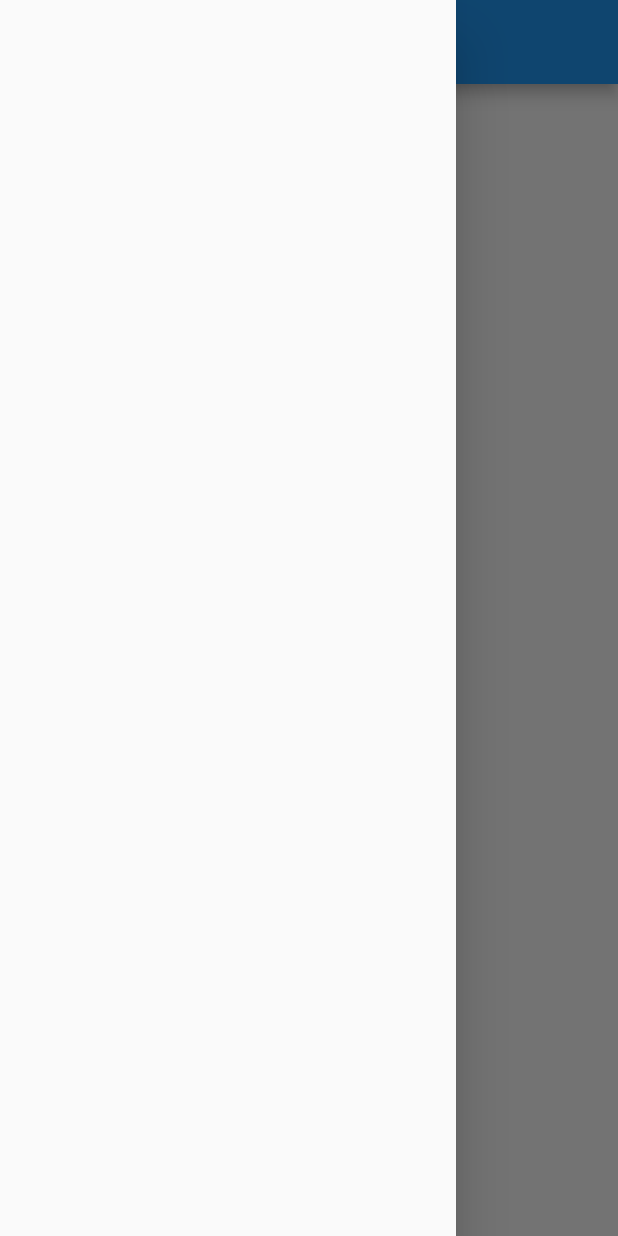
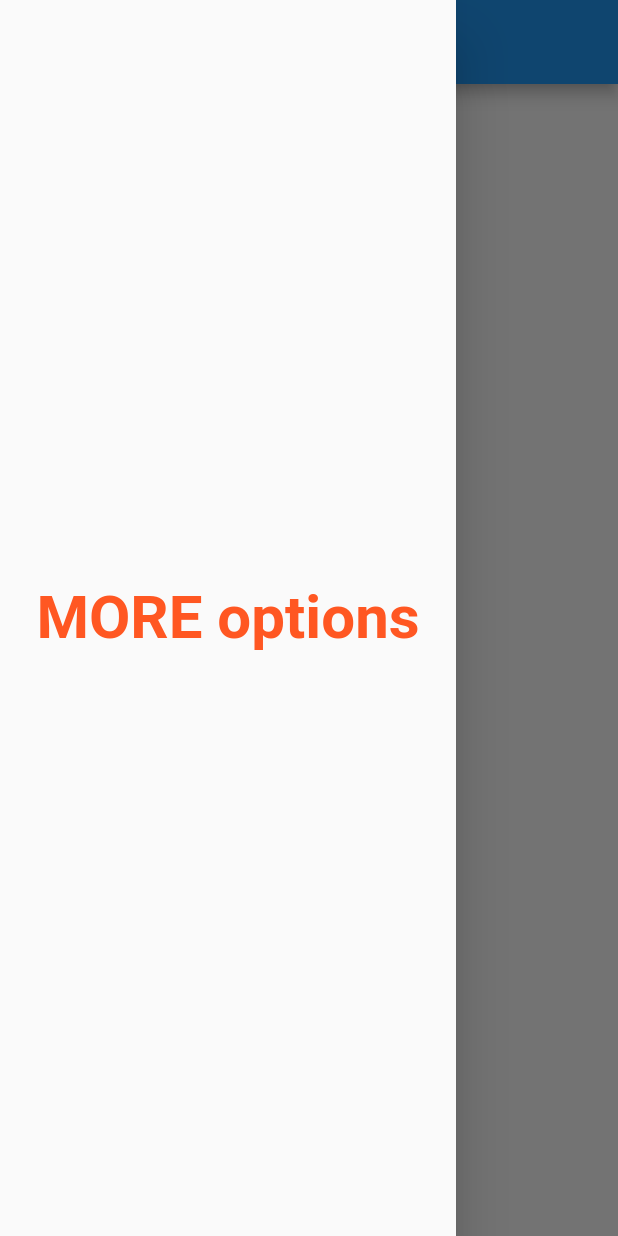
Before and after one commit to Sageyuva/1stflutterrepo, a Flutter app: the homepage screen opened directly, with the side drawer open, on a phone screen of 412 x 824 dp. Run offline on Flutter 3.47's test engine with Material 2 defaults, Android fonts, the phone set to English and light mode, and no system bars; our stand-ins replace matcher; missing offline and left inert: dart:ffi.

Commit message:
day 4 complete

```diff
--- a/lib/home.dart
+++ b/lib/pages/home.dart
@@ -17,7 +17,16 @@ class homepage extends StatelessWidget {
           ),
         ),
       ),
-      drawer: Drawer(),
+      drawer: Drawer(
+        child: Center(child: Text("MORE options",
+        style: TextStyle(
+          fontSize: 40,
+          fontWeight: FontWeight.bold,
+          color: Colors.deepOrange
+        ),
+        textScaleFactor: 1.0,)),
+
+      ),
     );
   }
 }
```
Also changed, not shown: lib/app.dart (+10 -2 lines), lib/pages/loginpage.dart (added, +32 -0 lines).
